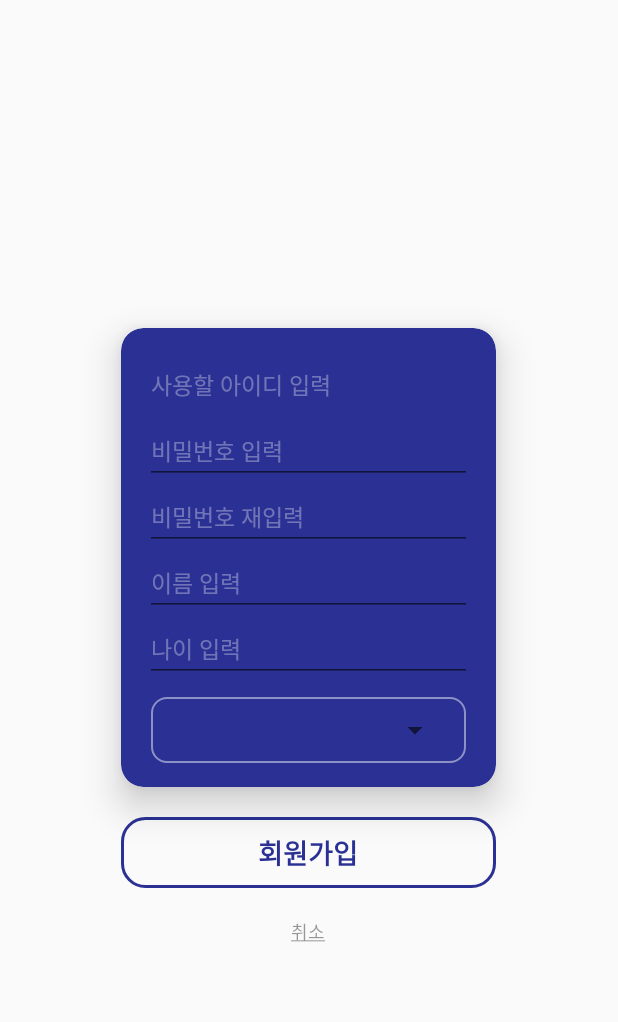
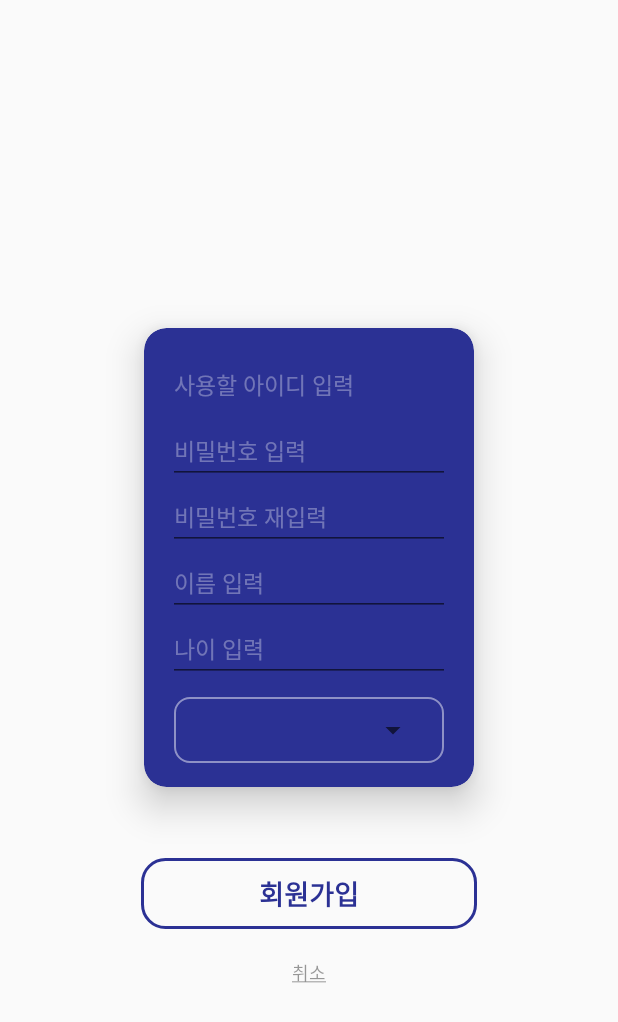
Before and after one commit to buddman1208/GroVenue, an Android app: the layout activity_register.xml on its own in the app's theme, with its tools: preview values and no code run, on a phone screen of 412 x 824 dp. Shown: the top 1022 px of the screen. Run offline under Robolectric (Android 15) with nearby library versions, the phone set to English and light mode, and no system bars; Roboto replaces fonts that are not available here.

Commit message:
kitkat cardview size problem fix

```diff
--- a/app/src/main/res/layout/activity_register.xml
+++ b/app/src/main/res/layout/activity_register.xml
@@ -24,7 +24,11 @@
 
 
             <android.support.v7.widget.CardView
-                android:layout_width="250dp"
+                app:cardUseCompatPadding="true"
+                app:cardPreventCornerOverlap="true"
+                android:layout_marginLeft="-18dp"
+                android:layout_marginRight="-18dp"
+                android:layout_width="wrap_content"
                 android:layout_height="wrap_content"
                 android:layout_marginTop="25dp"
                 app:cardBackgroundColor="@color/colorPrimary"
@@ -32,7 +36,7 @@
                 app:cardElevation="15dp">
 
                 <LinearLayout
-                    android:layout_width="250dp"
+                    android:layout_width="220dp"
                     android:layout_height="wrap_content"
                     android:orientation="vertical"
                     android:padding="16dp">
```
Also changed, not shown: app/src/main/res/layout/activity_auth.xml (+7 -2 lines).
